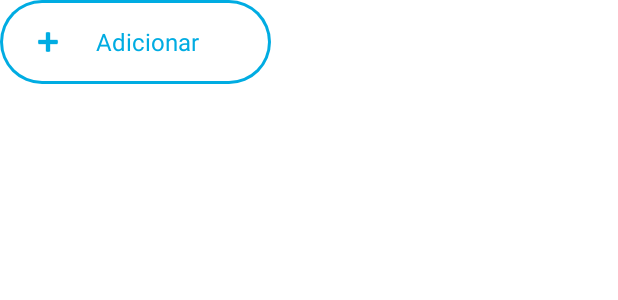
After one commit to MiguelbrmFreitas/TesteCastGroup, an Android app: the layout layout_custom_floating_button.xml on its own in the app's theme, with its tools: preview values and no code run, on a phone screen of 412 x 824 dp. The commit adds this screen. Shown: the top 300 px of the screen. Run offline under Robolectric (Android 15) with nearby library versions, the phone set to English and light mode, and no system bars.

Commit message:
Melhorada a UX do floating button de adicionar curso com a recycler view da lista de cursos

```diff
--- a/TesteCastGroupApp/app/src/main/java/com/miguelbrmfreitas/testecastgroup/activities/MainActivity.java
+++ b/TesteCastGroupApp/app/src/main/java/com/miguelbrmfreitas/testecastgroup/activities/MainActivity.java
@@ -11,6 +11,7 @@ import com.miguelbrmfreitas.testecastgroup.R;
 import com.miguelbrmfreitas.testecastgroup.adapters.CoursesAdapter;
 import com.miguelbrmfreitas.testecastgroup.api.RepositoryApiServices;
 import com.miguelbrmfreitas.testecastgroup.api.ResponseType;
+import com.miguelbrmfreitas.testecastgroup.components.CustomButton;
 import com.miguelbrmfreitas.testecastgroup.models.Category;
 import com.miguelbrmfreitas.testecastgroup.models.Course;
 import com.miguelbrmfreitas.testecastgroup.observer.Observer;
@@ -68,7 +69,6 @@ public class MainActivity extends AppCompatActivity implements Observer {
 
         // Faz o binding da RecyclerView com os cursos
         mRecyclerView = findViewById(R.id.activity_main_recycler_view);
-        mRecyclerView.setHasFixedSize(true);
 
         // Cria e configura o layout manager (com condifurações da disposição do layout da lista)
         mLayoutManager = new LinearLayoutManager(this);
@@ -86,7 +86,7 @@ public class MainActivity extends AppCompatActivity implements Observer {
 
         mRepository.getCategories(); // Recebe as categorias da API
 
-        FloatingActionButton fab = findViewById(R.id.activity_main_fab);
+        CustomButton fab = findViewById(R.id.activity_main_fab);
         fab.setOnClickListener(new View.OnClickListener() {
             @Override
             public void onClick(View view) {
--- /dev/null
+++ b/TesteCastGroupApp/app/src/main/res/drawable/background_primary_button.xml
@@ -0,0 +1,27 @@
+<?xml version="1.0" encoding="UTF-8"?>
+<layer-list xmlns:android="http://schemas.android.com/apk/res/android" >
+    <item>
+        <shape android:shape="rectangle" >
+            <gradient
+                android:angle="180"
+                android:startColor="@color/colorPrimary"
+                android:endColor="@color/colorPrimary"
+                android:type="linear"/>
+            <size android:width="24dp"
+                android:height="24dp"/>
+            <corners android:radius="64dp"/>
+        </shape>
+    </item>
+
+    <item
+        android:bottom="2dp"
+        android:left="2dp"
+        android:right="2dp"
+        android:top="2dp">
+        <shape android:shape="rectangle" >
+            <solid android:color="#fff" />
+            <corners android:radius="64dp"/>
+        </shape>
+    </item>
+
+</layer-list>
--- /dev/null
+++ b/TesteCastGroupApp/app/src/main/res/layout/layout_custom_floating_button.xml
@@ -0,0 +1,62 @@
+<?xml version="1.0" encoding="utf-8"?>
+<RelativeLayout xmlns:android="http://schemas.android.com/apk/res/android"
+    android:layout_width="wrap_content"
+    android:layout_height="wrap_content"
+    xmlns:app="http://schemas.android.com/apk/res-auto">
+
+    <RelativeLayout
+        android:id="@+id/custom_floating_button"
+        android:layout_width="wrap_content"
+        android:layout_height="56dp"
+        android:background="@drawable/background_primary_button"
+        android:visibility="visible">
+
+        <ProgressBar
+            android:id="@+id/loading_icon"
+            android:layout_width="42dp"
+            android:layout_height="42dp"
+            android:layout_gravity="center"
+            android:layout_centerInParent="true"
+            android:indeterminateTint="@color/colorPrimary"
+            android:indeterminateTintMode="src_in"
+            android:visibility="gone"/>
+
+        <RelativeLayout
+            android:layout_width="wrap_content"
+            android:layout_height="wrap_content"
+            android:layout_centerInParent="true">
+
+            <ImageView
+                android:id="@+id/button_icon"
+                android:layout_width="wrap_content"
+                android:layout_height="wrap_content"
+                android:src="@android:drawable/ic_input_add"
+                app:tint="@color/colorPrimary"
+                android:layout_centerVertical="true"
+                android:visibility="visible"
+                android:layout_marginTop="16dp"
+                android:layout_marginBottom="16dp"
+                android:layout_marginStart="16dp"
+            />
+
+            <TextView
+                android:id="@+id/button_text"
+                android:layout_width="wrap_content"
+                android:layout_height="wrap_content"
+                android:gravity="center"
+                android:text="@string/add_course_button_text"
+                android:textAlignment="center"
+                android:textColor="@color/colorPrimary"
+                android:textSize="@dimen/text_size"
+                android:layout_centerInParent="true"
+                android:layout_toEndOf="@+id/button_icon"
+                android:visibility="visible"
+                android:padding="16dp"
+                android:layout_marginEnd="32dp"
+                />
+
+        </RelativeLayout>
+
+    </RelativeLayout>
+
+</RelativeLayout>
--- a/TesteCastGroupApp/app/src/main/res/values/colors.xml
+++ b/TesteCastGroupApp/app/src/main/res/values/colors.xml
@@ -7,4 +7,5 @@
     <color name="floatingBbuttonColor">#F48024</color>
     <color name="cardview_dark_background_custom">#FF424242</color>
     <color name="cardview_light_background_custom">#D9D9FA</color>
+    <color name="success_color">#21bc76</color>
 </resources>
--- a/TesteCastGroupApp/app/src/main/res/values/dimens.xml
+++ b/TesteCastGroupApp/app/src/main/res/values/dimens.xml
@@ -3,4 +3,5 @@
     <dimen name="label_size">16sp</dimen>
     <dimen name="text_size">16sp</dimen>
     <dimen name="date_text_size">14sp</dimen>
+    <dimen name="custom_button_height">56dp</dimen>
 </resources>
--- a/TesteCastGroupApp/app/src/main/res/values/strings.xml
+++ b/TesteCastGroupApp/app/src/main/res/values/strings.xml
@@ -17,4 +17,6 @@
     <string name="students_number">Número de alunos: </string>
     <string name="edit_button_text">Editar</string>
 
+    <string name="add_course_button_text">Adicionar</string>
+
 </resources>
```
Also changed, not shown: TesteCastGroupApp/app/src/main/java/com/miguelbrmfreitas/testecastgroup/adapters/CoursesAdapter.java (+37 -9 lines), TesteCastGroupApp/app/src/main/java/com/miguelbrmfreitas/testecastgroup/components/CustomButton.java (added, +166 -0 lines), TesteCastGroupApp/app/src/main/res/layout/activity_main.xml (+7 -7 lines), TesteCastGroupApp/app/src/main/res/layout/dummy_footer.xml (added, +8 -0 lines), TesteCastGroupApp/app/src/main/res/values/attrs.xml (added, +15 -0 lines).
